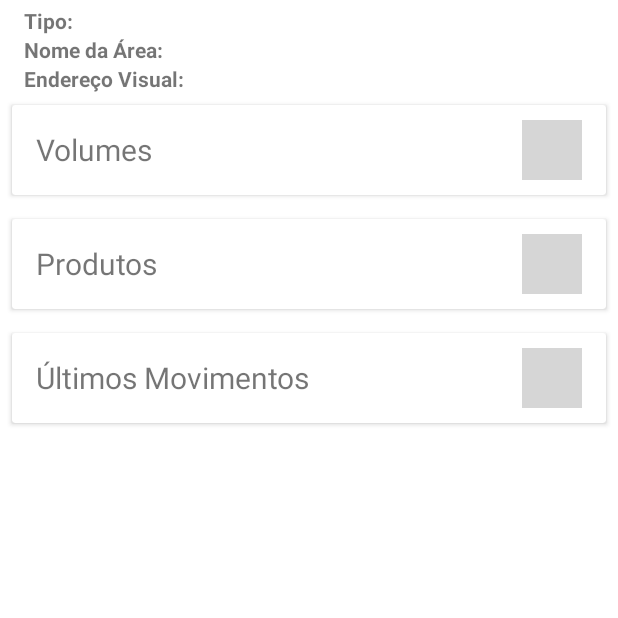
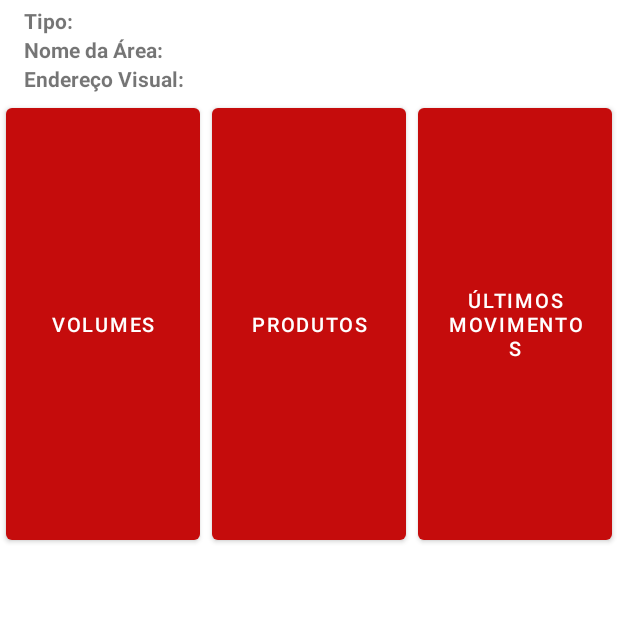
Before and after one commit to Deivitifelski/app_wms, an Android app: the fragment EnderecoFragment shown on its own in the app's theme, on a phone screen of 412 x 824 dp, the top half of it. Run offline under Robolectric (Android 15) with nearby library versions, the phone set to English and light mode, and no system bars; 4 statements that could not run were skipped; grey boxes are pictures that could not be loaded.

Commit message:
CodBarras

```diff
--- a/app/src/main/java/com/documentos/wms_beirario/data/CustomSharedPreferences.kt
+++ b/app/src/main/java/com/documentos/wms_beirario/data/CustomSharedPreferences.kt
@@ -2,13 +2,15 @@ package com.documentos.wms_beirario.data
 
 import android.content.Context
 
-class CustomSharedPreferences(context: Context) {
+open class CustomSharedPreferences(context: Context) {
 
 
     companion object {
         const val ID_TAREFA = "id_tarefa_selecionada"
         const val ID_ARMAZEM = "id_armazem"
         const val TOKEN = "token_user"
+        const val NAME_USER = "nome_digitado_usuario_login"
+        const val SENHA_USER = "senha_do_usuario_login"
     }
 
     //TODO Criando uma variavel para ser usada dentro das funçoes --->
--- a/app/src/main/java/com/documentos/wms_beirario/data/RetrofitService.kt
+++ b/app/src/main/java/com/documentos/wms_beirario/data/RetrofitService.kt
@@ -42,9 +42,9 @@ interface RetrofitService {
     /**---------------------------------CONSULTA COD.BARRAS-----------------------------------------------*/
     @GET("armazem/{idArmazem}/consulta/{codigoBarras}")
    suspend fun getCodBarras(
-        @Path("codigoBarras") codigoBarras: String,
         @Path("idArmazem") idarmazem: Int,
-        @Header("Authorization") token: String
+        @Header("Authorization") token: String,
+        @Path("codigoBarras") codigoBarras: String
     ): Response<CodigodeBarrasResponse>
 
 
--- a/app/src/main/java/com/documentos/wms_beirario/repository/ConsultaCodBarrasRepository.kt
+++ b/app/src/main/java/com/documentos/wms_beirario/repository/ConsultaCodBarrasRepository.kt
@@ -4,5 +4,5 @@ import com.documentos.wms_beirario.data.RetrofitService
 
 class ConsultaCodBarrasRepository constructor(private val mRetrofitService: RetrofitService) {
 
-    suspend fun getCodBarras(id_armazem: Int, token: String,codBarras:String) = this.mRetrofitService.getCodBarras(codBarras,id_armazem,token)
+    suspend fun getCodBarras(idArmazem: Int, token: String,codigoBarras:String) = this.mRetrofitService.getCodBarras(idArmazem,token,codigoBarras)
 }
--- a/app/src/main/java/com/documentos/wms_beirario/ui/Tarefas/adapter/AdapterTipoTarefa.kt
+++ b/app/src/main/java/com/documentos/wms_beirario/ui/Tarefas/adapter/AdapterTipoTarefa.kt
@@ -14,7 +14,7 @@ class AdapterTipoTarefa(val onClick : (TipoTarefaResponseItem) ->Unit) : Recycle
         RecyclerView.ViewHolder(binding.root) {
         fun bind(dados: TipoTarefaResponseItem) {
             with(binding) {
-                this.txtArmazem.text = dados.descricao
+                txtArmazem.text = dados.descricao
             }
             itemView.setOnClickListener {
                 onClick.invoke(dados)
--- a/app/src/main/java/com/documentos/wms_beirario/ui/consultacodbarras/fragments/EnderecoFragment.kt
+++ b/app/src/main/java/com/documentos/wms_beirario/ui/consultacodbarras/fragments/EnderecoFragment.kt
@@ -1,24 +1,48 @@
 package com.documentos.wms_beirario.ui.consultacodbarras.fragments
 
 import android.os.Bundle
-import androidx.fragment.app.Fragment
 import android.view.LayoutInflater
 import android.view.View
 import android.view.ViewGroup
-import com.documentos.wms_beirario.R
+import androidx.fragment.app.Fragment
+import androidx.navigation.fragment.navArgs
+import com.documentos.wms_beirario.databinding.FragmentArmazenagem02Binding
 import com.documentos.wms_beirario.databinding.FragmentEnderecoBinding
-import com.documentos.wms_beirario.databinding.FragmentProdutoBinding
+import com.example.coletorwms.model.codBarras.Cod.EnderecoModel
 
 class EnderecoFragment : Fragment() {
 
-    private var Binding: FragmentEnderecoBinding? = null
-    private val mBinding get() = Binding!!
+    private var mBinding: FragmentEnderecoBinding? = null
+    private val _binding get() = mBinding!!
 
     override fun onCreateView(
         inflater: LayoutInflater, container: ViewGroup?,
         savedInstanceState: Bundle?
-    ): View? {
-        // Inflate the layout for this fragment
-        return inflater.inflate(R.layout.fragment_endereco, container, false)
+    ): View {
+        mBinding = FragmentEnderecoBinding.inflate(inflater, container, false)
+        return _binding.root
+    }
+
+    override fun onResume() {
+        super.onResume()
+        getData()
+
+    }
+
+    private fun getData() {
+        val dataEnd =  requireArguments().getSerializable("ENDERECO") as EnderecoModel
+        initItensFixos(dataEnd)
+    }
+
+
+    private fun initItensFixos(dadosEnd: EnderecoModel) {
+        mBinding?.itTipoCodBarrasEndereco?.text = dadosEnd.tipo.toString()
+        mBinding?.itNomeAreaCodBarrasEndereco?.text = dadosEnd.nomeArea.toString()
+        mBinding?.itEnderecoVisualCodBarrasEndereco?.text = dadosEnd.enderecoVisual.toString()
+    }
+
+    override fun onDestroy() {
+        super.onDestroy()
+        mBinding = null
     }
 }
--- a/app/src/main/java/com/documentos/wms_beirario/ui/consultacodbarras/fragments/VolumeFragment.kt
+++ b/app/src/main/java/com/documentos/wms_beirario/ui/consultacodbarras/fragments/VolumeFragment.kt
@@ -1,14 +1,12 @@
 package com.documentos.wms_beirario.ui.consultacodbarras.fragments
 
 import android.os.Bundle
-import androidx.fragment.app.Fragment
 import android.view.LayoutInflater
 import android.view.View
 import android.view.ViewGroup
-import com.documentos.wms_beirario.R
+import androidx.fragment.app.Fragment
 import com.documentos.wms_beirario.data.CustomSharedPreferences
 import com.documentos.wms_beirario.data.RetrofitService
-import com.documentos.wms_beirario.databinding.CodBarrasMainFragmentBinding
 import com.documentos.wms_beirario.databinding.FragmentVolumeBinding
 import com.documentos.wms_beirario.ui.consultacodbarras.ConsultaCodBarrasViewModel
 
--- /dev/null
+++ b/app/src/main/res/drawable/ic_user_person.xml
@@ -0,0 +1,5 @@
+<vector android:height="24dp" android:tint="#D41717"
+    android:viewportHeight="24" android:viewportWidth="24"
+    android:width="24dp" xmlns:android="http://schemas.android.com/apk/res/android">
+    <path android:fillColor="@android:color/white" android:pathData="M12,2c-4.97,0 -9,4.03 -9,9 0,4.17 2.84,7.67 6.69,8.69L12,22l2.31,-2.31C18.16,18.67 21,15.17 21,11c0,-4.97 -4.03,-9 -9,-9zM12,4c1.66,0 3,1.34 3,3s-1.34,3 -3,3 -3,-1.34 -3,-3 1.34,-3 3,-3zM12,18.3c-2.5,0 -4.71,-1.28 -6,-3.22 0.03,-1.99 4,-3.08 6,-3.08 1.99,0 5.97,1.09 6,3.08 -1.29,1.94 -3.5,3.22 -6,3.22z"/>
+</vector>
--- a/app/src/main/res/layout/fragment_endereco.xml
+++ b/app/src/main/res/layout/fragment_endereco.xml
@@ -57,7 +57,7 @@
                 android:layout_marginStart="16dp"
                 android:layout_weight="1.6"
                 android:gravity="start"
-                android:text="Nome da Área:" />
+                android:text="@string/nome_da_area_cod_barras" />
 
             <TextView
                 android:id="@+id/it_nome_area_cod_barras_endereco"
@@ -67,7 +67,7 @@
                 android:layout_weight="1"
                 android:gravity="end"
                 android:textAllCaps="true"
-                tools:text="ARMAZENGAEM" />
+                tools:text="@string/armazenagem_cod_barras" />
 
         </androidx.appcompat.widget.LinearLayoutCompat>
 
@@ -84,7 +84,7 @@
                 android:layout_marginStart="16dp"
                 android:layout_weight="1.3"
                 android:gravity="start"
-                android:text="Endereço Visual:" />
+                android:text="@string/endere_o_visual_cod_barras" />
 
             <TextView
                 android:id="@+id/it_endereco_visual_cod_barras_endereco"
@@ -98,106 +98,43 @@
 
         </androidx.appcompat.widget.LinearLayoutCompat>
 
-
-        <androidx.cardview.widget.CardView
+        <androidx.appcompat.widget.LinearLayoutCompat
             android:layout_width="match_parent"
             android:layout_height="wrap_content"
-            android:layout_margin="08dp"
-            android:elevation="12dp">
+            android:gravity="center_vertical"
+            android:orientation="horizontal">
 
-            <androidx.appcompat.widget.LinearLayoutCompat
+            <com.google.android.material.button.MaterialButton
+                android:id="@+id/volumes_endereco"
                 android:layout_width="match_parent"
-                android:layout_height="60dp"
-                android:orientation="horizontal">
+                android:layout_height="300dp"
+                android:layout_margin="04dp"
+                android:layout_weight="1"
+                android:textSize="13sp"
+                android:text="@string/volumes_cod_barras" />
 
-                <TextView
-                    android:layout_width="match_parent"
-                    android:layout_height="wrap_content"
-                    android:layout_gravity="center_vertical"
-                    android:layout_marginStart="16dp"
-                    android:layout_weight="1"
-                    android:gravity="start"
-                    android:text="Volumes"
-                    android:textSize="20sp" />
+            <com.google.android.material.button.MaterialButton
+                android:id="@+id/volumes_produto"
+                android:layout_width="match_parent"
+                android:layout_height="300dp"
+                android:layout_margin="04dp"
+                android:layout_weight="1"
+                android:textSize="13sp"
+                android:text="@string/produtos_cod_barras"
+                />
 
-                <androidx.appcompat.widget.AppCompatImageView
-                    android:id="@+id/icon_imagem_volumes"
-                    android:layout_width="40dp"
-                    android:layout_height="40dp"
-                    android:layout_gravity="center_vertical"
-                    android:layout_marginEnd="16dp"
-                    android:elevation="10dp"
-                    android:src="@drawable/ic_add_circle_vermelho_padrao" />
+            <com.google.android.material.button.MaterialButton
+                android:id="@+id/volumes_ultimos_movimentos"
+                android:layout_width="match_parent"
+                android:layout_height="300dp"
+                android:layout_margin="04dp"
+                android:layout_weight="1"
+                android:textSize="13sp"
+                android:text="@string/ultimos_movimentos_cod_barras" />
 
-            </androidx.appcompat.widget.LinearLayoutCompat>
-        </androidx.cardview.widget.CardView>
 
-        <androidx.cardview.widget.CardView
-            android:layout_width="match_parent"
-            android:layout_height="wrap_content"
-            android:layout_margin="08dp"
-            android:elevation="12dp">
+        </androidx.appcompat.widget.LinearLayoutCompat>
 
-            <androidx.appcompat.widget.LinearLayoutCompat
-                android:layout_width="match_parent"
-                android:layout_height="60dp"
-                android:orientation="horizontal">
-
-                <TextView
-                    android:layout_width="match_parent"
-                    android:layout_height="wrap_content"
-                    android:layout_gravity="center_vertical"
-                    android:layout_marginStart="16dp"
-                    android:layout_weight="1"
-                    android:gravity="start"
-                    android:text="Produtos"
-                    android:textSize="20sp" />
-
-                <androidx.appcompat.widget.AppCompatImageView
-                    android:id="@+id/icon_imagem_produtos"
-                    android:layout_width="40dp"
-                    android:layout_height="40dp"
-                    android:layout_gravity="center_vertical"
-                    android:layout_marginEnd="16dp"
-                    android:elevation="10dp"
-                    android:src="@drawable/ic_add_circle_vermelho_padrao" />
-
-            </androidx.appcompat.widget.LinearLayoutCompat>
-
-        </androidx.cardview.widget.CardView>
-
-        <androidx.cardview.widget.CardView
-            android:layout_width="match_parent"
-            android:layout_height="wrap_content"
-            android:layout_margin="08dp"
-            android:elevation="12dp">
-
-            <androidx.appcompat.widget.LinearLayoutCompat
-                android:layout_width="match_parent"
-                android:layout_height="60dp"
-                android:orientation="horizontal">
-
-                <TextView
-                    android:layout_width="match_parent"
-                    android:layout_height="wrap_content"
-                    android:layout_gravity="center_vertical"
-                    android:layout_marginStart="16dp"
-                    android:layout_weight="1"
-                    android:gravity="start"
-                    android:text="Últimos Movimentos"
-                    android:textSize="20sp" />
-
-                <androidx.appcompat.widget.AppCompatImageView
-                    android:id="@+id/icon_imagem_ultimos_movimentos"
-                    android:layout_width="40dp"
-                    android:layout_height="40dp"
-                    android:layout_gravity="center_vertical"
-                    android:layout_marginEnd="16dp"
-                    android:elevation="10dp"
-                    android:src="@drawable/ic_add_circle_vermelho_padrao" />
-
-            </androidx.appcompat.widget.LinearLayoutCompat>
-        </androidx.cardview.widget.CardView>
 
     </androidx.appcompat.widget.LinearLayoutCompat>
 
--- a/app/src/main/res/layout/item_rv_armazens.xml
+++ b/app/src/main/res/layout/item_rv_armazens.xml
@@ -4,7 +4,7 @@
     xmlns:tools="http://schemas.android.com/tools"
     android:layout_width="match_parent"
     android:layout_height="80dp"
-    android:layout_margin="6dp"
+    android:layout_margin="2dp"
     android:clickable="true"
     android:foreground="?selectableItemBackground"
     app:cardCornerRadius="10dp">
--- a/app/src/main/res/values/strings.xml
+++ b/app/src/main/res/values/strings.xml
@@ -6,4 +6,12 @@
     <!-- TODO: Remove or change this placeholder text -->
     <string name="hello_blank_fragment">Hello blank fragment</string>
     <string name="consulte_um_c_digo_de_barras">Consulte um código de barras</string>
+    <string name="nao_com_til">NÃO</string>
+    <string name="armazenagem_cod_barras">ARMAZENGAGEM</string>
+    <string name="nome_da_area_cod_barras">Nome da Área:</string>
+    <string name="endere_o_visual_cod_barras">Endereço Visual:</string>
+    <string name="volumes_cod_barras">Volumes</string>
+    <string name="produtos_cod_barras">Produtos</string>
+    <string name="ltimos_movimentos_cod_barras">Últimos Movimentos</string>
+    <string name="ultimos_movimentos_cod_barras">ÚLTIMOS MOVIMENTOS</string>
 </resources>
```
Also changed, not shown: app/src/main/java/com/documentos/wms_beirario/model/codBarras/CodBarrasEnderecoResponseModel.kt (+40 -37 lines), app/src/main/java/com/documentos/wms_beirario/model/codBarras/CodigodeBarrasResponse.kt (+7 -5 lines), app/src/main/java/com/documentos/wms_beirario/ui/login/LoginActivity.kt (+47 -11 lines), app/src/main/java/com/documentos/wms_beirario/utils/CustomSnackBarCustom.kt (+12 -0 lines), app/src/main/res/layout/layout_trocar_user.xml (added, +48 -0 lines).
